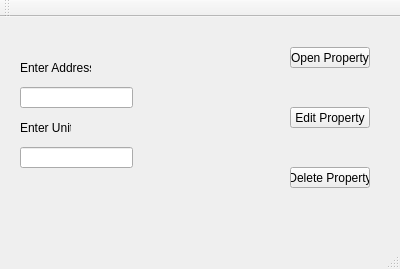
The window that mainwindow.ui (Christopher2467/PropertyPlus) describes before a commit, drawn with Qt 5.
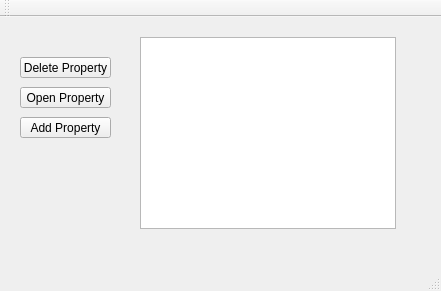
The same window after the commit.

What changed in the file:
```diff
--- a/mainwindow.ui
+++ b/mainwindow.ui
@@ -6,8 +6,8 @@
    <rect>
     <x>0</x>
     <y>0</y>
-    <width>400</width>
-    <height>269</height>
+    <width>441</width>
+    <height>291</height>
    </rect>
   </property>
   <property name="windowTitle">
@@ -17,9 +17,9 @@
    <widget class="QPushButton" name="btnOpen">
     <property name="geometry">
      <rect>
-      <x>290</x>
-      <y>30</y>
-      <width>80</width>
+      <x>20</x>
+      <y>70</y>
+      <width>91</width>
       <height>21</height>
      </rect>
     </property>
@@ -27,75 +27,39 @@
      <string>Open Property</string>
     </property>
    </widget>
-   <widget class="QPushButton" name="btnEdit">
-    <property name="geometry">
-     <rect>
-      <x>290</x>
-      <y>90</y>
-      <width>80</width>
-      <height>21</height>
-     </rect>
-    </property>
-    <property name="text">
-     <string>Edit Property</string>
-    </property>
-   </widget>
    <widget class="QPushButton" name="btnDelete">
     <property name="geometry">
      <rect>
-      <x>290</x>
-      <y>150</y>
-      <width>80</width>
-      <height>21</height>
-     </rect>
-    </property>
-    <property name="text">
-     <string>Delete Property</string>
-    </property>
-   </widget>
-   <widget class="QLabel" name="label">
-    <property name="geometry">
-     <rect>
       <x>20</x>
       <y>40</y>
-      <width>71</width>
+      <width>91</width>
       <height>21</height>
      </rect>
     </property>
     <property name="text">
-     <string>Enter Address</string>
+     <string>Delete Property</string>
     </property>
    </widget>
-   <widget class="QLabel" name="label_2">
+   <widget class="QPushButton" name="AddProperty">
     <property name="geometry">
      <rect>
       <x>20</x>
       <y>100</y>
-      <width>51</width>
+      <width>91</width>
       <height>21</height>
      </rect>
     </property>
     <property name="text">
-     <string>Enter Unit</string>
+     <string>Add Property</string>
     </property>
    </widget>
-   <widget class="QLineEdit" name="txtAdress">
+   <widget class="QListWidget" name="propertyList">
     <property name="geometry">
      <rect>
-      <x>20</x>
-      <y>70</y>
-      <width>113</width>
-      <height>21</height>
-     </rect>
-    </property>
-   </widget>
-   <widget class="QLineEdit" name="txtUnit">
-    <property name="geometry">
-     <rect>
-      <x>20</x>
-      <y>130</y>
-      <width>113</width>
-      <height>21</height>
+      <x>140</x>
+      <y>20</y>
+      <width>256</width>
+      <height>192</height>
      </rect>
     </property>
    </widget>
```
Left out of the diff: 4 changed lines with no effect on the pictures.
